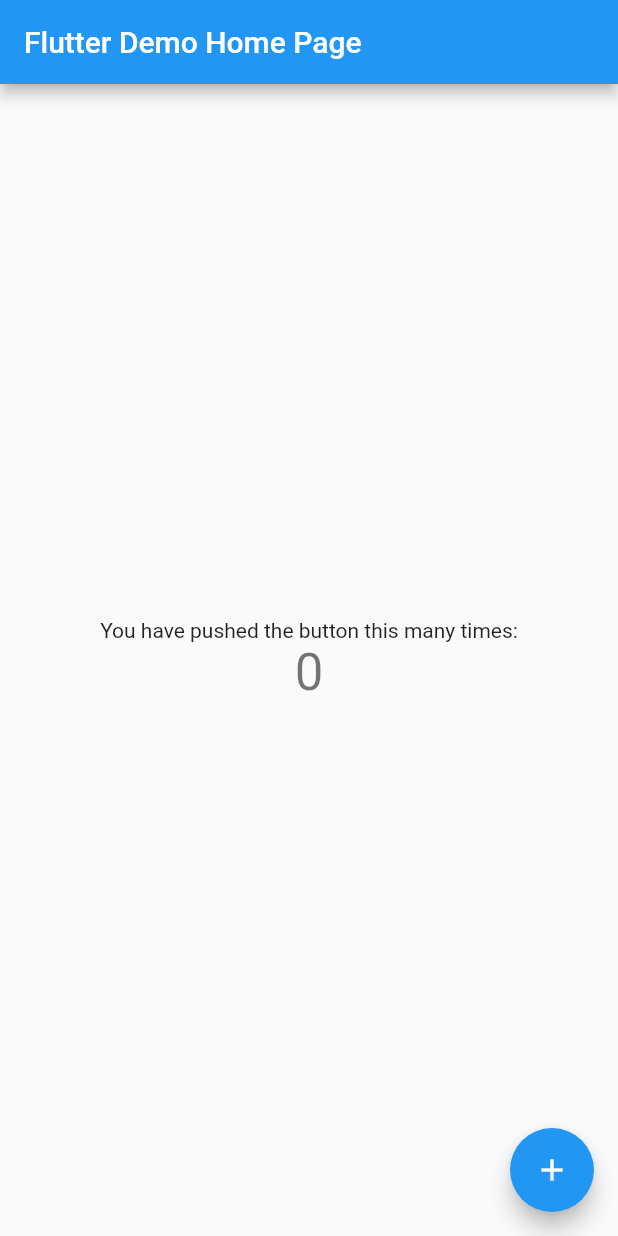
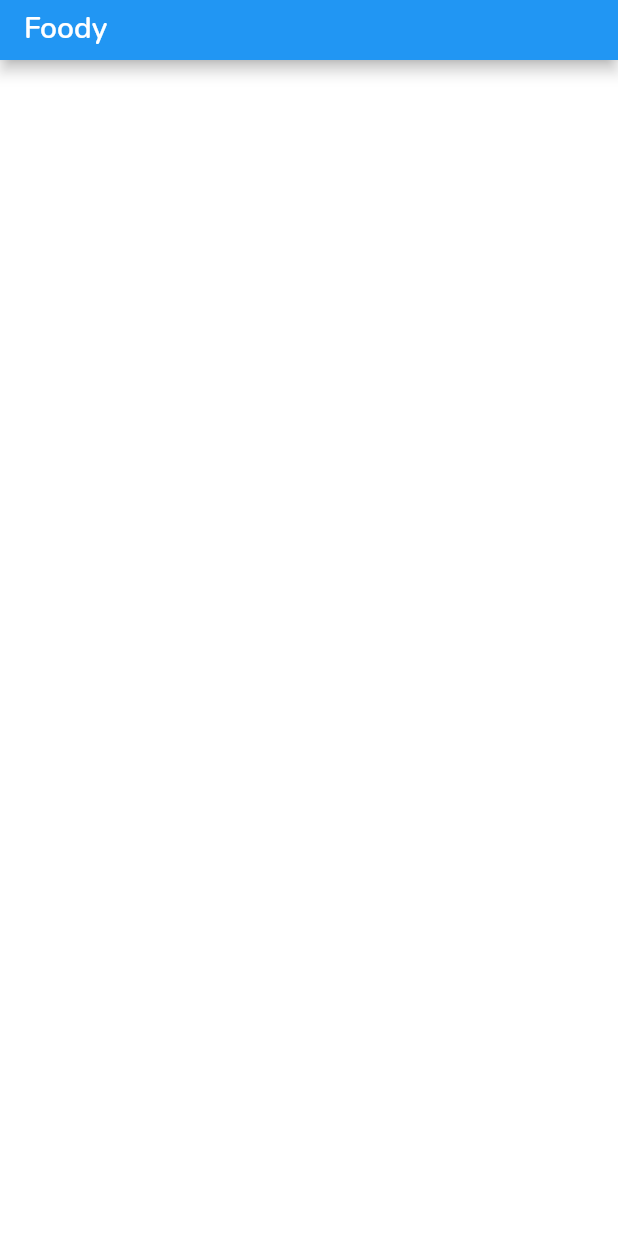
Before and after one commit to umutarpat/flutter_food_app, a Flutter app: the screen it shows after launch, on a phone screen of 412 x 824 dp. Run offline on Flutter 3.47's test engine with Material 2 defaults, Android fonts, the phone set to English and light mode, and no system bars; our stand-ins replace get, google_fonts.

Commit message:
updated folder structure. added themes,utils,modules folders

```diff
--- /dev/null
+++ b/lib/global/themes/light_theme.dart
@@ -0,0 +1,27 @@
+import 'package:flutter/cupertino.dart';
+import 'package:flutter/material.dart';
+import 'package:flutter_food_app/global/utils/const_design.dart';
+import 'package:google_fonts/google_fonts.dart';
+
+/// We may need [context] later so i am calling it here.
+ThemeData lightTheme(BuildContext context) {
+  return ThemeData.light().copyWith(
+    cupertinoOverrideTheme: const CupertinoThemeData(
+      textTheme: CupertinoTextThemeData(),
+    ),
+    scaffoldBackgroundColor: kBgColor,
+    textTheme: GoogleFonts.nunitoTextTheme(ThemeData.light().textTheme)
+        .apply(
+          bodyColor: Colors.grey,
+          displayColor: Colors.grey,
+        )
+        .copyWith(
+          subtitle1: GoogleFonts.nunito(
+            textStyle: ThemeData.light().textTheme.subtitle1,
+            fontWeight: FontWeight.w600,
+            fontSize: 20,
+            height: 1.1,
+          ),
+        ),
+  );
+}
--- /dev/null
+++ b/lib/global/utils/const_design.dart
@@ -0,0 +1,3 @@
+import 'package:flutter/material.dart';
+
+const kBgColor = Colors.white;
--- /dev/null
+++ b/lib/global/widgets/global_app_bar.dart
@@ -0,0 +1,14 @@
+import 'package:flutter/material.dart';
+import 'package:get/get.dart';
+
+PreferredSizeWidget globalAppBar(BuildContext context) {
+  return PreferredSize(
+    preferredSize: Size.fromHeight(40.0),
+    child: AppBar(
+        title: Text(
+      "Foody",
+      style:
+          Theme.of(context).textTheme.subtitle1!.copyWith(color: Colors.white),
+    )),
+  );
+}
--- a/lib/main.dart
+++ b/lib/main.dart
@@ -1,4 +1,6 @@
 import 'package:flutter/material.dart';
+import 'package:flutter_food_app/global/themes/light_theme.dart';
+import 'package:flutter_food_app/modules/home/home_view.dart';
 
 void main() {
   runApp(const MyApp());
@@ -12,104 +14,8 @@
   Widget build(BuildContext context) {
     return MaterialApp(
       title: 'Flutter Demo',
-      theme: ThemeData(
-        // This is the theme of your application.
-        //
-        // Try running your application with "flutter run". You'll see the
-        // application has a blue toolbar. Then, without quitting the app, try
-        // changing the primarySwatch below to Colors.green and then invoke
-        // "hot reload" (press "r" in the console where you ran "flutter run",
-        // or simply save your changes to "hot reload" in a Flutter IDE).
-        // Notice that the counter didn't reset back to zero; the application
-        // is not restarted.
-        primarySwatch: Colors.blue,
-      ),
-      home: const MyHomePage(title: 'Flutter Demo Home Page'),
+      theme: lightTheme(context),
+      home: HomeView(),
     );
   }
 }
-
-class MyHomePage extends StatefulWidget {
-  const MyHomePage({super.key, required this.title});
-
-  // This widget is the home page of your application. It is stateful, meaning
-  // that it has a State object (defined below) that contains fields that affect
-  // how it looks.
-
-  // This class is the configuration for the state. It holds the values (in this
-  // case the title) provided by the parent (in this case the App widget) and
-  // used by the build method of the State. Fields in a Widget subclass are
-  // always marked "final".
-
-  final String title;
-
-  @override
-  State<MyHomePage> createState() => _MyHomePageState();
-}
-
-class _MyHomePageState extends State<MyHomePage> {
-  int _counter = 0;
-
-  void _incrementCounter() {
-    setState(() {
-      // This call to setState tells the Flutter framework that something has
-      // changed in this State, which causes it to rerun the build method below
-      // so that the display can reflect the updated values. If we changed
-      // _counter without calling setState(), then the build method would not be
-      // called again, and so nothing would appear to happen.
-      _counter++;
-    });
-  }
-
-  @override
-  Widget build(BuildContext context) {
-    // This method is rerun every time setState is called, for instance as done
-    // by the _incrementCounter method above.
-    //
-    // The Flutter framework has been optimized to make rerunning build methods
-    // fast, so that you can just rebuild anything that needs updating rather
-    // than having to individually change instances of widgets.
-    return Scaffold(
-      appBar: AppBar(
-        // Here we take the value from the MyHomePage object that was created by
-        // the App.build method, and use it to set our appbar title.
-        title: Text(widget.title),
-      ),
-      body: Center(
-        // Center is a layout widget. It takes a single child and positions it
-        // in the middle of the parent.
-        child: Column(
-          // Column is also a layout widget. It takes a list of children and
-          // arranges them vertically. By default, it sizes itself to fit its
-          // children horizontally, and tries to be as tall as its parent.
-          //
-          // Invoke "debug painting" (press "p" in the console, choose the
-          // "Toggle Debug Paint" action from the Flutter Inspector in Android
-          // Studio, or the "Toggle Debug Paint" command in Visual Studio Code)
-          // to see the wireframe for each widget.
-          //
-          // Column has various properties to control how it sizes itself and
-          // how it positions its children. Here we use mainAxisAlignment to
-          // center the children vertically; the main axis here is the vertical
-          // axis because Columns are vertical (the cross axis would be
-          // horizontal).
-          mainAxisAlignment: MainAxisAlignment.center,
-          children: <Widget>[
-            const Text(
-              'You have pushed the button this many times:',
-            ),
-            Text(
-              '$_counter',
-              style: Theme.of(context).textTheme.headline4,
-            ),
-          ],
-        ),
-      ),
-      floatingActionButton: FloatingActionButton(
-        onPressed: _incrementCounter,
-        tooltip: 'Increment',
-        child: const Icon(Icons.add),
-      ), // This trailing comma makes auto-formatting nicer for build methods.
-    );
-  }
-}
--- /dev/null
+++ b/lib/modules/home/home_view.dart
@@ -0,0 +1,14 @@
+import 'package:flutter/material.dart';
+import 'package:flutter_food_app/global/widgets/global_app_bar.dart';
+
+class HomeView extends StatelessWidget {
+  const HomeView({Key? key}) : super(key: key);
+
+  @override
+  Widget build(BuildContext context) {
+    return Scaffold(
+      appBar: globalAppBar(context),
+      body: Column(),
+    );
+  }
+}
--- a/pubspec.yaml
+++ b/pubspec.yaml
@@ -34,6 +34,8 @@
   # The following adds the Cupertino Icons font to your application.
   # Use with the CupertinoIcons class for iOS style icons.
   cupertino_icons: ^1.0.2
+  google_fonts: ^3.0.1
+  get: ^4.6.5
 
 dev_dependencies:
   flutter_test:
```
Also changed, not shown: pubspec.lock, 7 other files.
